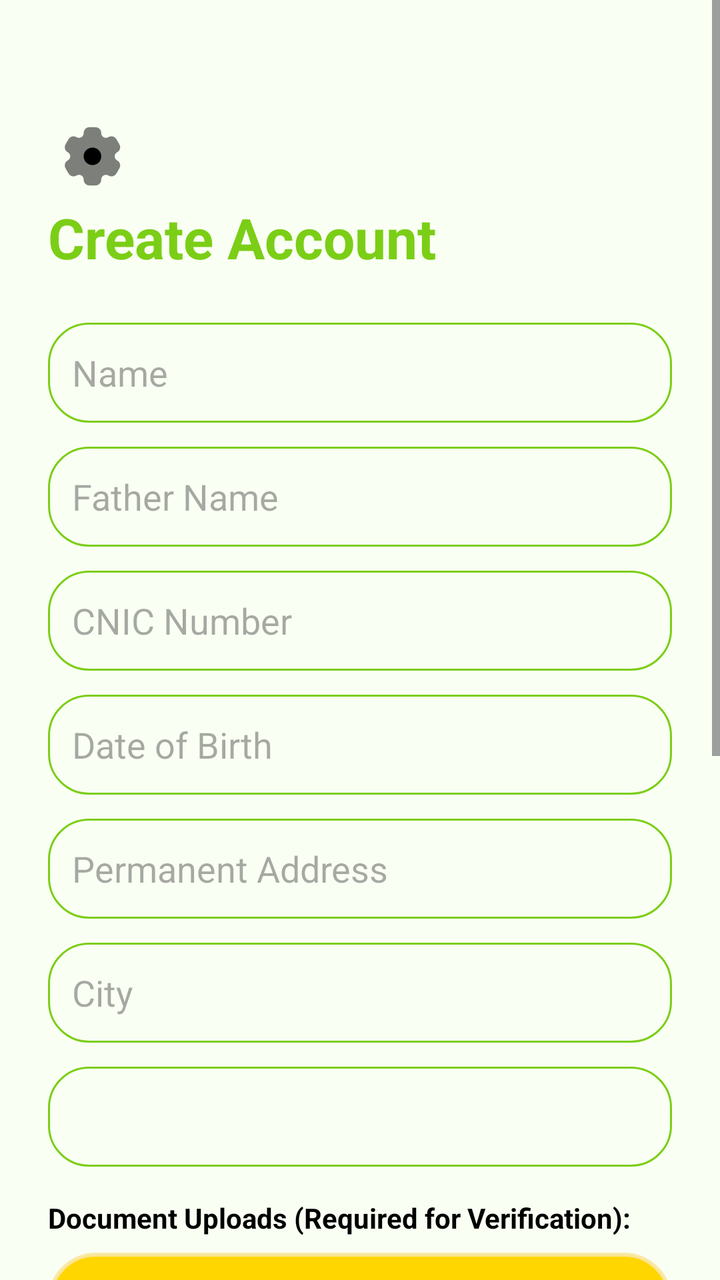
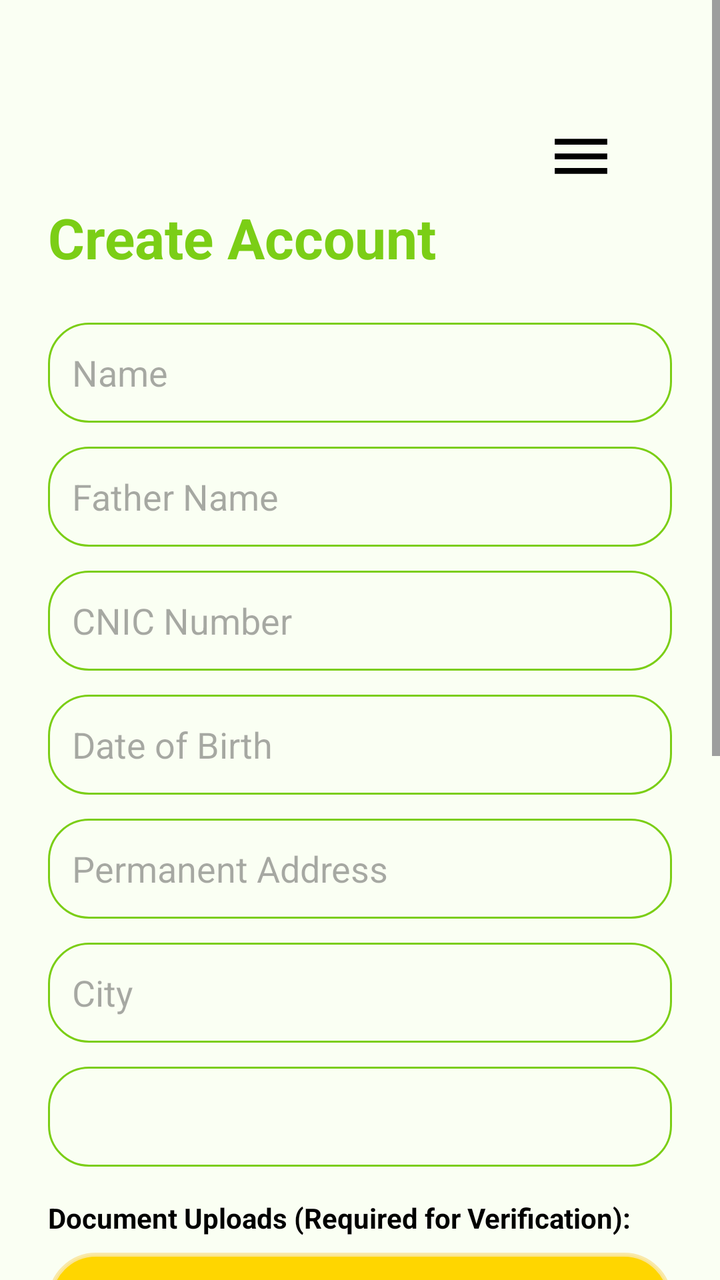

Before-and-after screenshots of an Android layout around one commit, followed by the original layout XML and the change that was made.
<!-- AndroidManifest.xml: application theme Theme.RozgarConnector -->
<!-- res/layout/activity_register.xml -->
<?xml version="1.0" encoding="utf-8"?>
<ScrollView xmlns:android="http://schemas.android.com/apk/res/android"
    xmlns:app="http://schemas.android.com/apk/res-auto"
    xmlns:tools="http://schemas.android.com/tools"
    android:layout_width="match_parent"
    android:layout_height="match_parent"
    android:background="@color/white"
    android:fillViewport="true">

    <LinearLayout
        android:layout_width="match_parent"
        android:layout_height="wrap_content"
        android:orientation="vertical"
        android:padding="24dp">
        <ImageView
            android:id="@+id/btnSettings"
            android:layout_width="43dp"
            android:layout_height="44dp"
            android:layout_marginTop="32dp"
            android:layout_marginEnd="24dp"
            android:padding="4dp"
            android:src="@drawable/ic_settings"
            app:layout_constraintEnd_toEndOf="parent"
            app:layout_constraintTop_toTopOf="parent"
            app:tint="@color/black" />
        <TextView
            android:layout_width="wrap_content"
            android:layout_height="wrap_content"
            android:text="Create Account"
            android:textColor="@color/primary_green"
            android:textSize="28sp"
            android:textStyle="bold"
            android:layout_marginBottom="24dp"/>

        <EditText
            android:id="@+id/etFullName"
            android:layout_width="match_parent"
            android:layout_height="50dp"
            android:hint="Name"
            android:background="@drawable/edittext_border"
            android:paddingStart="12dp"
            android:layout_marginBottom="12dp"/>

        <EditText
            android:id="@+id/etFatherName"
            android:layout_width="match_parent"
            android:layout_height="50dp"
            android:hint="Father Name"
            android:background="@drawable/edittext_border"
            android:paddingStart="12dp"
            android:layout_marginBottom="12dp"/>

        <EditText
            android:id="@+id/etCNIC"
            android:layout_width="match_parent"
            android:layout_height="50dp"
            android:hint="CNIC Number"
            android:inputType="number"
            android:maxLength="13"
            android:background="@drawable/edittext_border"
            android:paddingStart="12dp"
            android:layout_marginBottom="12dp"/>

        <TextView
            android:id="@+id/tvDateOfBirth"
            android:layout_width="match_parent"
            android:layout_height="50dp"
            android:hint="Date of Birth"
            android:gravity="center_vertical"
            android:background="@drawable/edittext_border"
            android:paddingStart="12dp"
            android:layout_marginBottom="12dp"
            android:textSize="18sp" />

        <EditText
            android:id="@+id/etPermanentAddress"
            android:layout_width="match_parent"
            android:layout_height="50dp"
            android:hint="Permanent Address"
            android:background="@drawable/edittext_border"
            android:paddingStart="12dp"
            android:layout_marginBottom="12dp"/>

        <EditText
            android:id="@+id/etCity"
            android:layout_width="match_parent"
            android:layout_height="50dp"
            android:hint="City"
            android:background="@drawable/edittext_border"
            android:paddingStart="12dp"
            android:layout_marginBottom="12dp"/>

        <Spinner
            android:id="@+id/spinnerDistrict"
            android:layout_width="match_parent"
            android:layout_height="50dp"
            android:background="@drawable/edittext_border"
            android:layout_marginBottom="16dp"/>

        <TextView
            android:layout_width="wrap_content"
            android:layout_height="wrap_content"
            android:text="Document Uploads (Required for Verification):"
            android:textStyle="bold"
            android:textColor="@color/black"
            android:layout_marginBottom="8dp"/>

        <Button
            android:id="@+id/btnUploadDP"
            android:layout_width="match_parent"
            android:layout_height="wrap_content"
            android:layout_marginBottom="8dp"
            android:text="Upload Profile Picture"
            android:textColor="@color/white"
            android:background="@drawable/docglass_bg"
            app:backgroundTint="@null" />

        <LinearLayout
            android:layout_width="match_parent"
            android:layout_height="wrap_content"
            android:orientation="horizontal"
            android:layout_marginBottom="16dp">

            <Button
                android:id="@+id/btnUploadCnicFront"
                android:layout_width="0dp"
                android:layout_height="wrap_content"
                android:layout_marginEnd="4dp"
                android:layout_weight="1"
                android:background="@drawable/docglass_bg"
                app:backgroundTint="@null"
                android:text="CNIC Front"
                android:textColor="@color/white" />

            <Button
                android:id="@+id/btnUploadCnicBack"
                android:layout_width="0dp"
                android:layout_height="wrap_content"
                android:layout_marginStart="4dp"
                android:layout_weight="1"
                android:background="@drawable/docglass_bg"
                app:backgroundTint="@null"
                android:text="CNIC Back"
                android:textColor="@color/white" />
        </LinearLayout>

        <EditText
            android:id="@+id/etPhone"
            android:layout_width="match_parent"
            android:layout_height="50dp"
            android:hint="Phone Number"
            android:inputType="phone"
            android:background="@drawable/edittext_border"
            android:paddingStart="12dp"
            android:layout_marginBottom="16dp"/>

        <EditText
            android:id="@+id/etPassword"
            android:layout_width="match_parent"
            android:layout_height="50dp"
            android:hint="Password"
            android:inputType="textPassword"
            android:background="@drawable/edittext_border"
            android:paddingStart="12dp"
            android:layout_marginBottom="12dp"/>

        <EditText
            android:id="@+id/etConfirmPassword"
            android:layout_width="match_parent"
            android:layout_height="50dp"
            android:hint="Confirm Password"
            android:inputType="textPassword"
            android:background="@drawable/edittext_border"
            android:paddingStart="12dp"
            android:layout_marginBottom="24dp"/>

        <Button
            android:id="@+id/btnRegister"
            android:layout_width="match_parent"
            android:layout_height="60dp"
            android:text="Register"
            android:textSize="18sp"
            android:textStyle="bold"
            android:background="@drawable/glass_bg"/>

        <TextView
            android:id="@+id/tvLogin"
            android:layout_width="wrap_content"
            android:layout_height="wrap_content"
            android:text="Already have an account? Login"
            android:textColor="@color/black"
            android:textStyle="bold"
            android:layout_gravity="center"
            android:layout_marginTop="16dp"
            android:padding="8dp"/>

    </LinearLayout>
</ScrollView>
<!-- resources referenced by this layout -->
<resources>
  <color name="black">#FF000000</color>
  <color name="primary_green">#7BCE16</color>
  <color name="white">#FAFFF3</color>
  <!-- drawable docglass_bg (drawable) -->
  <?xml version="1.0" encoding="utf-8"?>
  <shape xmlns:android="http://schemas.android.com/apk/res/android">
  
      <solid android:color="@color/brand_yellow" />
  
      <corners android:radius="30dp" />
  
  
      <stroke
          android:width="2dp"
          android:color="#E5FAE7A2"/>
  </shape>
  <!-- drawable edittext_border (drawable) -->
  <shape xmlns:android="http://schemas.android.com/apk/res/android">
      <stroke android:width="1dp" android:color="#7BCE16"/>
      <corners android:radius="20dp"/>
      <padding android:left="10dp" android:right="10dp"/>
  </shape>
  <!-- drawable glass_bg (drawable) -->
  <?xml version="1.0" encoding="utf-8"?>
  <shape xmlns:android="http://schemas.android.com/apk/res/android">
  
      <solid android:color="#7BCE16" />
  
      <corners android:radius="30dp" />
  
  
      <stroke
          android:width="4dp"
          android:color="#A22B6D14"/>
  </shape>
  <!-- drawable ic_settings: vector/xml drawable (drawable, 2376 chars, omitted) -->
  <style name="Theme.RozgarConnector" parent="Base.Theme.RozgarConnector" />
  <color name="brand_yellow">#FFD600</color>
  <style name="Base.Theme.RozgarConnector" parent="Theme.Material3.DayNight.NoActionBar">
          
          <item name="colorPrimary">@color/primary_green</item>
      </style>
</resources>

<!-- the commit's change to res/layout/activity_register.xml (unified diff, before → after) -->
@@ -18,15 +18,14 @@
             android:layout_height="44dp"
             android:layout_marginTop="32dp"
             android:layout_marginEnd="24dp"
+            android:layout_gravity="end"
             android:padding="4dp"
-            android:src="@drawable/ic_settings"
-            app:layout_constraintEnd_toEndOf="parent"
-            app:layout_constraintTop_toTopOf="parent"
+            android:src="@drawable/ic_menu"
             app:tint="@color/black" />
         <TextView
             android:layout_width="wrap_content"
             android:layout_height="wrap_content"
-            android:text="Create Account"
+            android:text="@string/create_account"
             android:textColor="@color/primary_green"
             android:textSize="28sp"
             android:textStyle="bold"
@@ -36,7 +35,7 @@
             android:id="@+id/etFullName"
             android:layout_width="match_parent"
             android:layout_height="50dp"
-            android:hint="Name"
+            android:hint="@string/name_hint"
             android:background="@drawable/edittext_border"
             android:paddingStart="12dp"
             android:layout_marginBottom="12dp"/>
@@ -45,7 +44,7 @@
             android:id="@+id/etFatherName"
             android:layout_width="match_parent"
             android:layout_height="50dp"
-            android:hint="Father Name"
+            android:hint="@string/father_name_hint"
             android:background="@drawable/edittext_border"
             android:paddingStart="12dp"
             android:layout_marginBottom="12dp"/>
@@ -54,7 +53,7 @@
             android:id="@+id/etCNIC"
             android:layout_width="match_parent"
             android:layout_height="50dp"
-            android:hint="CNIC Number"
+            android:hint="@string/cnic_number"
             android:inputType="number"
             android:maxLength="13"
             android:background="@drawable/edittext_border"
@@ -65,7 +64,7 @@
             android:id="@+id/tvDateOfBirth"
             android:layout_width="match_parent"
             android:layout_height="50dp"
-            android:hint="Date of Birth"
+            android:hint="@string/dob"
             android:gravity="center_vertical"
             android:background="@drawable/edittext_border"
             android:paddingStart="12dp"
@@ -76,7 +75,7 @@
             android:id="@+id/etPermanentAddress"
             android:layout_width="match_parent"
             android:layout_height="50dp"
-            android:hint="Permanent Address"
+            android:hint="@string/perm_address_hint"
             android:background="@drawable/edittext_border"
             android:paddingStart="12dp"
             android:layout_marginBottom="12dp"/>
@@ -85,7 +84,7 @@
             android:id="@+id/etCity"
             android:layout_width="match_parent"
             android:layout_height="50dp"
-            android:hint="City"
+            android:hint="@string/city_hint"
             android:background="@drawable/edittext_border"
             android:paddingStart="12dp"
             android:layout_marginBottom="12dp"/>
@@ -100,7 +99,7 @@
         <TextView
             android:layout_width="wrap_content"
             android:layout_height="wrap_content"
-            android:text="Document Uploads (Required for Verification):"
+            android:text="@string/doc_uploads"
             android:textStyle="bold"
             android:textColor="@color/black"
             android:layout_marginBottom="8dp"/>
@@ -110,7 +109,7 @@
             android:layout_width="match_parent"
             android:layout_height="wrap_content"
             android:layout_marginBottom="8dp"
-            android:text="Upload Profile Picture"
+            android:text="@string/upload_dp"
             android:textColor="@color/white"
             android:background="@drawable/docglass_bg"
             app:backgroundTint="@null" />
@@ -129,7 +128,7 @@
                 android:layout_weight="1"
                 android:background="@drawable/docglass_bg"
                 app:backgroundTint="@null"
-                android:text="CNIC Front"
+                android:text="@string/cnic_front"
                 android:textColor="@color/white" />
 
             <Button
@@ -140,7 +139,7 @@
                 android:layout_weight="1"
                 android:background="@drawable/docglass_bg"
                 app:backgroundTint="@null"
-                android:text="CNIC Back"
+                android:text="@string/cnic_back"
                 android:textColor="@color/white" />
         </LinearLayout>
 
@@ -148,7 +147,7 @@
             android:id="@+id/etPhone"
             android:layout_width="match_parent"
             android:layout_height="50dp"
-            android:hint="Phone Number"
+            android:hint="@string/phone_number"
             android:inputType="phone"
             android:background="@drawable/edittext_border"
             android:paddingStart="12dp"
@@ -158,7 +157,7 @@
             android:id="@+id/etPassword"
             android:layout_width="match_parent"
             android:layout_height="50dp"
-            android:hint="Password"
+            android:hint="@string/password"
             android:inputType="textPassword"
             android:background="@drawable/edittext_border"
             android:paddingStart="12dp"
@@ -168,7 +167,7 @@
             android:id="@+id/etConfirmPassword"
             android:layout_width="match_parent"
             android:layout_height="50dp"
-            android:hint="Confirm Password"
+            android:hint="@string/confirm_password"
             android:inputType="textPassword"
             android:background="@drawable/edittext_border"
             android:paddingStart="12dp"
@@ -178,7 +177,7 @@
             android:id="@+id/btnRegister"
             android:layout_width="match_parent"
             android:layout_height="60dp"
-            android:text="Register"
+            android:text="@string/register"
             android:textSize="18sp"
             android:textStyle="bold"
             android:background="@drawable/glass_bg"/>
@@ -187,7 +186,7 @@
             android:id="@+id/tvLogin"
             android:layout_width="wrap_content"
             android:layout_height="wrap_content"
-            android:text="Already have an account? Login"
+            android:text="@string/already_have_account"
             android:textColor="@color/black"
             android:textStyle="bold"
             android:layout_gravity="center"
<!-- resource entries referenced after the edit -->
@@ -35,7 +35,32 @@
           android:width="4dp"
           android:color="#A22B6D14"/>
   </shape>
-  <!-- drawable ic_settings: vector/xml drawable (drawable, 2376 chars, omitted) -->
+  <!-- drawable ic_menu (drawable) -->
+  <vector xmlns:android="http://schemas.android.com/apk/res/android"
+      android:width="24dp"
+      android:height="24dp"
+      android:viewportWidth="24"
+      android:viewportHeight="24">
+      <path
+          android:fillColor="#000000"
+          android:pathData="M3,18h18v-2H3v2zM3,13h18v-2H3v2zM3,6v2h18V6H3z" />
+  </vector>
+  <string name="already_have_account">Already have an account? Login</string>
+  <string name="city_hint">City</string>
+  <string name="cnic_back">CNIC Back</string>
+  <string name="cnic_front">CNIC Front</string>
+  <string name="cnic_number">CNIC Number</string>
+  <string name="confirm_password">Confirm Password</string>
+  <string name="create_account">Create Account</string>
+  <string name="dob">Date of Birth</string>
+  <string name="doc_uploads">Document Uploads (Required for Verification):</string>
+  <string name="father_name_hint">Father Name</string>
+  <string name="name_hint">Name</string>
+  <string name="password">Password</string>
+  <string name="perm_address_hint">Permanent Address</string>
+  <string name="phone_number">Phone Number</string>
+  <string name="register">Register</string>
+  <string name="upload_dp">Upload Profile Picture</string>
   <style name="Theme.RozgarConnector" parent="Base.Theme.RozgarConnector" />
   <color name="brand_yellow">#FFD600</color>
   <style name="Base.Theme.RozgarConnector" parent="Theme.Material3.DayNight.NoActionBar">
